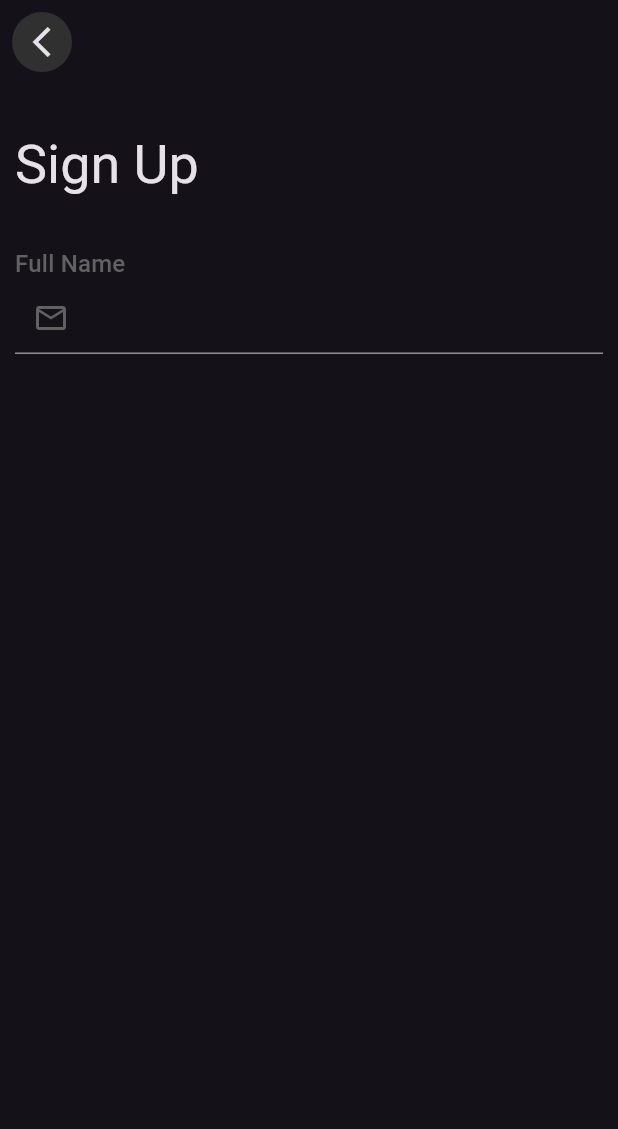
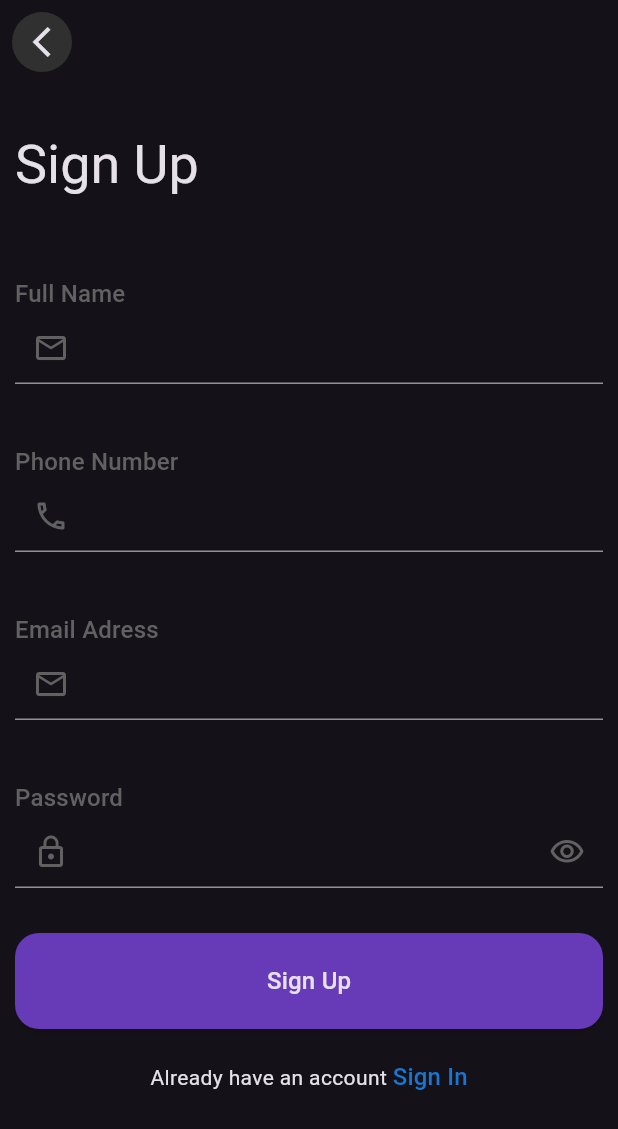
Before and after one commit to SertacN/flutter-screen-coding-projects, a Flutter app: the screen it shows after launch, on a phone screen of 412 x 824 dp. Shown: the top 1129 px of the screen. Run offline on Flutter 3.47's test engine with Material 3 defaults, Android fonts, the phone set to English and light mode, and no system bars.

Commit message:
sign_up page done

```diff
--- /dev/null
+++ b/sign_up_page/lib/feature/sign_up_colors.dart
@@ -0,0 +1,8 @@
+import 'package:flutter/material.dart';
+
+@immutable
+final class SignUpColors extends Color {
+  SignUpColors.grey() : super(Colors.grey[700]?.value ?? Colors.grey.value);
+  SignUpColors.deepPurple() : super(Colors.deepPurple.value);
+  SignUpColors.blue() : super(Colors.blue[700]?.value ?? Colors.blue.value);
+}
--- /dev/null
+++ b/sign_up_page/lib/feature/sign_up_icons_manager.dart
@@ -0,0 +1,13 @@
+import 'package:flutter/material.dart';
+
+final class SignUpIconManager {
+  SignUpIconManager._();
+
+  static final SignUpIconManager _instance = SignUpIconManager._();
+  static SignUpIconManager get instance => _instance;
+
+  final IconData mailIcon = Icons.mail_outline;
+  final IconData phoneIcon = Icons.phone_outlined;
+  final IconData passwordIcon = Icons.lock_outline;
+  final IconData visibleIcon = Icons.visibility_outlined;
+}
--- a/sign_up_page/lib/feature/sign_up_keys.dart
+++ b/sign_up_page/lib/feature/sign_up_keys.dart
@@ -7,4 +7,10 @@ final class SignUpKeys {
   static const headerTitle = 'Sign Up';
 
   static const inputName = 'Full Name';
+  static const inputNumber = 'Phone Number';
+  static const inputMail = 'Email Adress';
+  static const inputPassword = 'Password';
+
+  static const haveAccount = 'Already have an account ';
+  static const signIn = 'Sign In';
 }
--- a/sign_up_page/lib/feature/sign_up_view.dart
+++ b/sign_up_page/lib/feature/sign_up_view.dart
@@ -1,10 +1,15 @@
 import 'package:flutter/material.dart';
 import 'package:sign_up_page/core/extension/context_extension.dart';
+import 'package:sign_up_page/feature/sign_up_colors.dart';
 import 'package:sign_up_page/feature/sign_up_controller_mixin.dart';
+import 'package:sign_up_page/feature/sign_up_icons_manager.dart';
 import 'package:sign_up_page/feature/sign_up_keys.dart';
 import 'package:sign_up_page/feature/sign_up_padding.dart';
 
 part 'widgets/sign_up_header.dart';
+part 'widgets/sign_up_textfield.dart';
+part 'widgets/sign_up_button.dart';
+part 'widgets/sign_up_have_account.dart';
 
 class SigUpView extends StatefulWidget {
   const SigUpView({super.key});
@@ -27,26 +32,55 @@ class _SigUpViewState extends State<SigUpView> with SignUpControllerMixin {
             crossAxisAlignment: CrossAxisAlignment.start,
             children: [
               const _SignUpHeader(),
-              Column(
-                crossAxisAlignment: CrossAxisAlignment.start,
-                children: [
-                  Text(SignUpKeys.inputName,
-                      style: context.textTheme.titleMedium
-                          ?.copyWith(color: Colors.grey[700])),
-                  TextField(
-                    controller: nameController,
-                    keyboardType: TextInputType.text,
-                    obscureText: false,
-                    decoration: InputDecoration(
-                        prefixIcon:
-                            Icon(Icons.mail_outline, color: Colors.grey[700])),
-                  ),
-                ],
+              _nameTextField(),
+              _phoneTextField(),
+              _emailTextField(),
+              _passwordTextField(),
+              _SignUpButton(
+                title: SignUpKeys.headerTitle,
+                onPressed: () {},
               ),
+              const _SignUpHaveAccount(),
             ],
           ),
         ),
       ),
+    );
+  }
+
+  SignUpTextField _passwordTextField() {
+    return SignUpTextField(
+      title: SignUpKeys.inputPassword,
+      controller: passwordController,
+      prefixIcon: SignUpIconManager.instance.passwordIcon,
+      suffixIcon: SignUpIconManager.instance.visibleIcon,
+      visiblePassword: true,
+    );
+  }
+
+  SignUpTextField _emailTextField() {
+    return SignUpTextField(
+      title: SignUpKeys.inputMail,
+      controller: emailController,
+      prefixIcon: SignUpIconManager.instance.mailIcon,
+      keyboardType: TextInputType.emailAddress,
+    );
+  }
+
+  SignUpTextField _phoneTextField() {
+    return SignUpTextField(
+      title: SignUpKeys.inputNumber,
+      controller: phoneController,
+      prefixIcon: SignUpIconManager.instance.phoneIcon,
+      keyboardType: TextInputType.phone,
+    );
+  }
+
+  SignUpTextField _nameTextField() {
+    return SignUpTextField(
+      title: SignUpKeys.inputName,
+      controller: nameController,
+      prefixIcon: SignUpIconManager.instance.mailIcon,
     );
   }
 
--- /dev/null
+++ b/sign_up_page/lib/feature/widgets/sign_up_button.dart
@@ -0,0 +1,34 @@
+// ignore_for_file: public_member_api_docs, sort_constructors_first
+part of '../sign_up_view.dart';
+
+class _SignUpButton extends StatelessWidget {
+  const _SignUpButton({
+    required this.onPressed,
+    required this.title,
+  });
+  final VoidCallback onPressed;
+  final String title;
+  @override
+  Widget build(BuildContext context) {
+    return Padding(
+      padding: SignUpPadding.low.verticalPadding,
+      child: ElevatedButton(
+          style: ElevatedButton.styleFrom(
+              shape:
+                  RoundedRectangleBorder(borderRadius: _buttonBorderRadius()),
+              backgroundColor: SignUpColors.deepPurple()),
+          onPressed: onPressed,
+          child: Padding(
+            padding: SignUpPadding.medium.verticalPadding,
+            child: Center(
+                child: Text(
+              title,
+              style: context.textTheme.titleMedium,
+            )),
+          )),
+    );
+  }
+
+  BorderRadius _buttonBorderRadius() =>
+      const BorderRadius.all(Radius.circular(16));
+}
--- /dev/null
+++ b/sign_up_page/lib/feature/widgets/sign_up_have_account.dart
@@ -0,0 +1,21 @@
+part of '../sign_up_view.dart';
+
+class _SignUpHaveAccount extends StatelessWidget {
+  const _SignUpHaveAccount({super.key});
+
+  @override
+  Widget build(BuildContext context) {
+    return Padding(
+      padding: SignUpPadding.low.verticalPadding,
+      child: Center(
+        child: Text.rich(TextSpan(children: [
+          const TextSpan(text: SignUpKeys.haveAccount),
+          TextSpan(
+              text: SignUpKeys.signIn,
+              style: context.textTheme.titleMedium
+                  ?.copyWith(color: SignUpColors.blue()))
+        ])),
+      ),
+    );
+  }
+}
--- a/sign_up_page/lib/feature/widgets/sign_up_header.dart
+++ b/sign_up_page/lib/feature/widgets/sign_up_header.dart
@@ -1,7 +1,7 @@
 part of '../sign_up_view.dart';
 
 class _SignUpHeader extends StatelessWidget {
-  const _SignUpHeader({super.key});
+  const _SignUpHeader();
 
   @override
   Widget build(BuildContext context) {
@@ -9,7 +9,7 @@ class _SignUpHeader extends StatelessWidget {
       padding: SignUpPadding.hight.verticalPadding,
       child: Text(
         SignUpKeys.headerTitle,
-        style: Theme.of(context).textTheme.displaySmall,
+        style: context.textTheme.displaySmall,
       ),
     );
   }
--- a/sign_up_page/lib/feature/widgets/sign_up_textfield.dart
+++ b/sign_up_page/lib/feature/widgets/sign_up_textfield.dart
@@ -1,28 +1,50 @@
-import 'package:flutter/material.dart';
-import 'package:sign_up_page/core/extension/context_extension.dart';
-import 'package:sign_up_page/feature/sign_up_keys.dart';
+part of '../sign_up_view.dart';
 
 class SignUpTextField extends StatelessWidget {
-  const SignUpTextField({super.key});
+  const SignUpTextField(
+      {super.key,
+      required title,
+      required controller,
+      keyboardType = TextInputType.text,
+      visiblePassword = false,
+      required prefixIcon,
+      suffixIcon})
+      : _title = title,
+        _controller = controller,
+        _keyboardType = keyboardType,
+        _visiblePassword = visiblePassword,
+        _prefixIcon = prefixIcon,
+        _suffixIcon = suffixIcon;
+
+  final String _title;
+  final TextEditingController _controller;
+  final TextInputType _keyboardType;
+  final bool _visiblePassword;
+  final IconData _prefixIcon;
+  final IconData? _suffixIcon;
 
   @override
   Widget build(BuildContext context) {
-    return Column(
+    return Padding(
+      padding: SignUpPadding.medium.verticalPadding,
+      child: Column(
         crossAxisAlignment: CrossAxisAlignment.start,
         children: [
-                  Text(SignUpKeys.inputName,
+          Text(_title,
               style: context.textTheme.titleMedium
-                          ?.copyWith(color: Colors.grey[700])),
+                  ?.copyWith(color: SignUpColors.grey())),
           TextField(
-                    controller: ,
-                    keyboardType: TextInputType.text,
-                    obscureText: false,
-
+            textInputAction: TextInputAction.next,
+            controller: _controller,
+            keyboardType: _keyboardType,
+            obscureText: _visiblePassword,
             decoration: InputDecoration(
-                        prefixIcon:
-                            Icon(Icons.mail_outline, color: Colors.grey[700])),
+              prefixIcon: Icon(_prefixIcon, color: SignUpColors.grey()),
+              suffixIcon: Icon(_suffixIcon, color: SignUpColors.grey()),
+            ),
           ),
         ],
+      ),
     );
   }
 }
```
Lines whose indentation alone changed are shown as unchanged.
